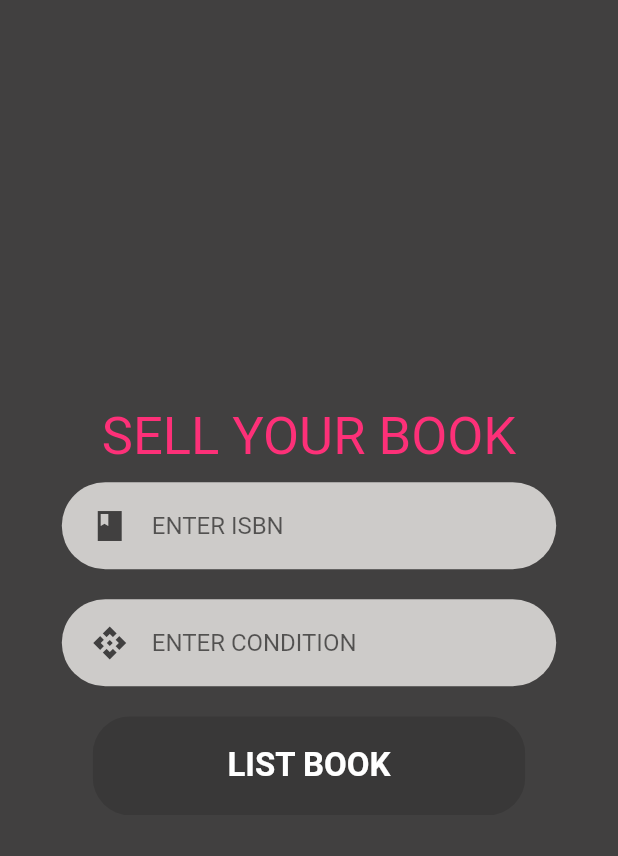
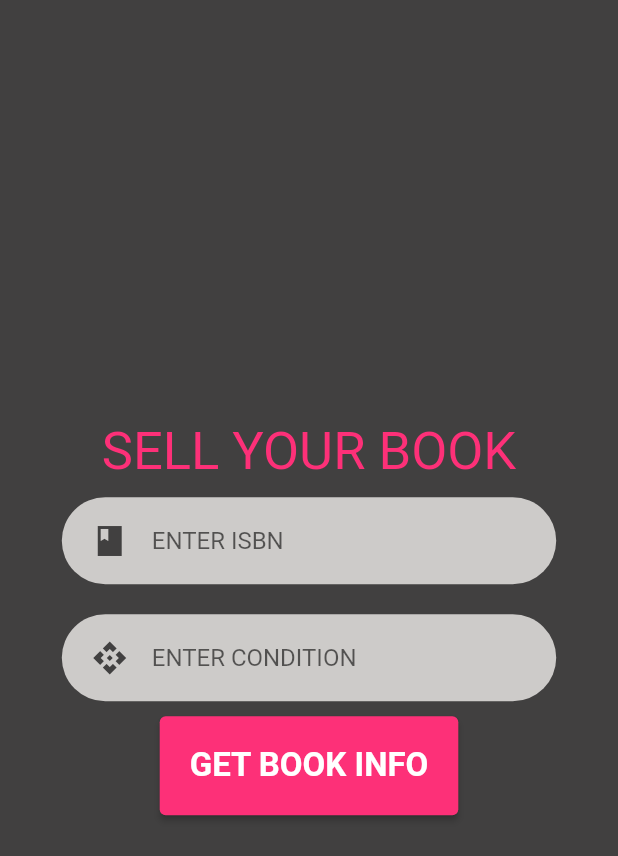
Before and after one commit to BindrAppFall2022/bindr, a Flutter app: the screen it shows after launch, on a phone screen of 412 x 824 dp. Shown: the top 856 px of the screen. Run offline on Flutter 3.47's test engine with Material 2 defaults, Android fonts, the phone set to English and light mode, and no system bars; our stand-ins replace firebase_auth, firebase_core, image_picker; missing offline and left inert: books_finder; accounts and stored records are empty.

Commit message:
sell_screen update

```diff
--- a/lib/sell_screen/sell.dart
+++ b/lib/sell_screen/sell.dart
@@ -1,10 +1,14 @@
+import 'package:bindr_app/Book_information/getInfo.dart';
 import 'package:bindr_app/login_signup/textfield/rounded_input_field.dart';
 import 'package:flutter/material.dart';
 import 'package:bindr_app/items/constants.dart';
 import 'package:bindr_app/items/rounded_button.dart';
 import 'package:image_picker/image_picker.dart';
+import 'package:bindr_app/Book_information/getInfo.dart';
 
 class sell_screen extends StatelessWidget {
+  String ISBN = "";
+
   @override
   Widget build(BuildContext context) {
     Size size = MediaQuery.of(context).size;
@@ -19,11 +23,14 @@ class sell_screen extends StatelessWidget {
                 "SELL YOUR BOOK",
                 style: TextStyle(color: pink, fontSize: 35),
               )),
-          const rounded_input_field(
+          rounded_input_field(
             // enter isbn
             hide: false,
             hintText: "ENTER ISBN",
             icon: Icons.book_sharp,
+            onChanged: (value) {
+              ISBN = value;
+            },
           ),
           const rounded_input_field(
             // enter condition
@@ -31,9 +38,22 @@ class sell_screen extends StatelessWidget {
             hintText: "ENTER CONDITION",
             icon: Icons.api_sharp,
           ),
-          const RoundButton(
-            text: "LIST BOOK",
-          )
+          ElevatedButton(
+            style: ElevatedButton.styleFrom(
+              backgroundColor: pink,
+              padding: const EdgeInsets.symmetric(vertical: 20, horizontal: 20),
+            ),
+            onPressed: () {
+              getInfo(ISBN);
+            },
+            child: const Text(
+              "GET BOOK INFO",
+              style: TextStyle(
+                  color: Colors.white,
+                  fontSize: 22,
+                  fontWeight: FontWeight.bold),
+            ),
+          ),
         ],
       ),
     );
```
Also changed, not shown: 3 other files.
